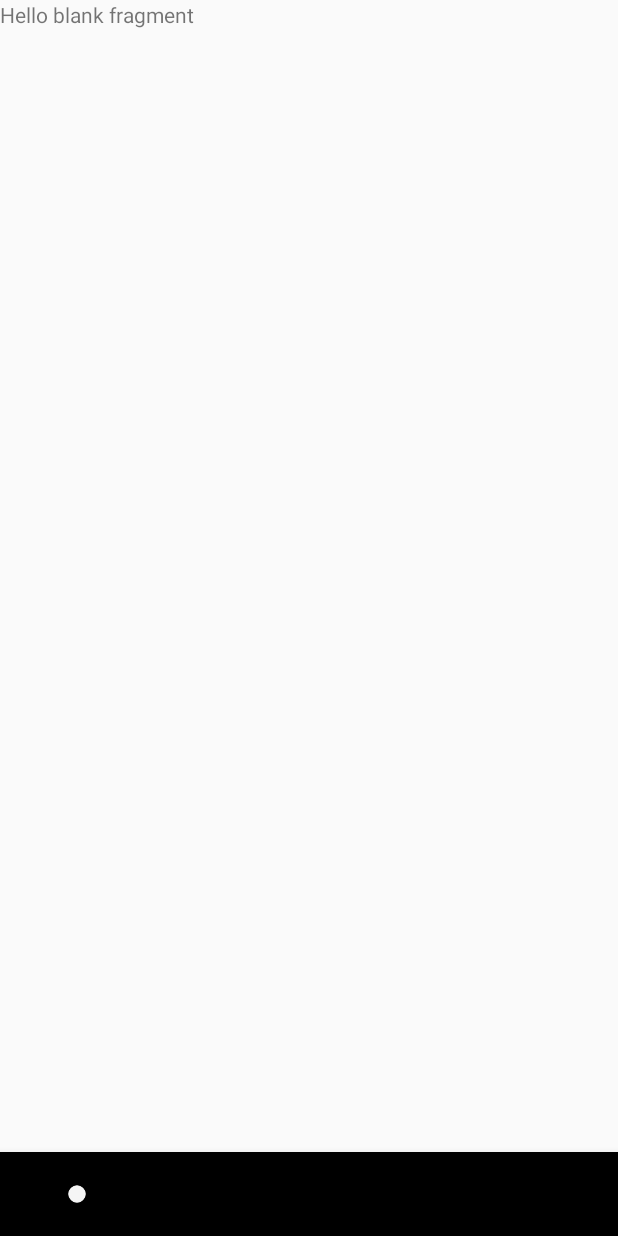
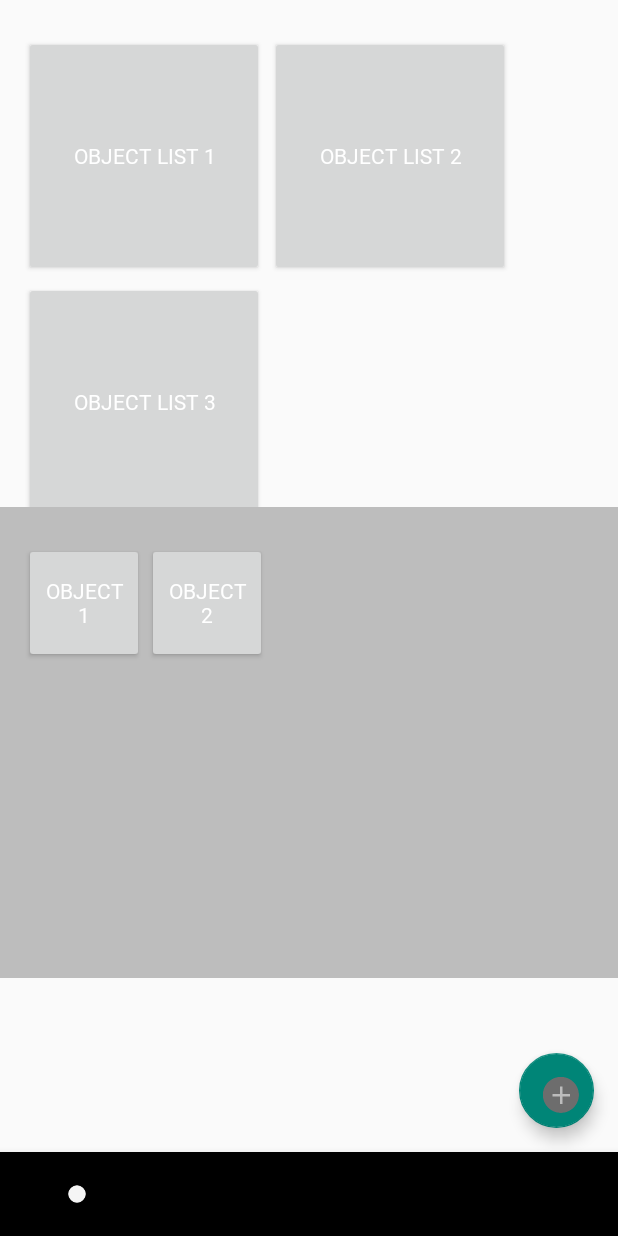
Before and after one commit to SeonA1223/cocoding_Github, an Android app: the screen it shows after launch (SecondActivity), item 3 of the bottom bar chosen, on a phone screen of 412 x 824 dp. Run offline under Robolectric (Android 15) with nearby library versions, the light colour scheme and no system bars.

Commit message:
객체 폴더, 객체 리스트, floating action button

```diff
--- a/app/build.gradle
+++ b/app/build.gradle
@@ -29,4 +29,6 @@ dependencies {
     testImplementation 'junit:junit:4.12'
     androidTestImplementation 'androidx.test.ext:junit:1.1.0'
     androidTestImplementation 'androidx.test.espresso:espresso-core:3.1.1'
+
+    implementation 'com.android.support:design:29.0.2'
 }
--- a/app/src/main/res/layout/fragment_object.xml
+++ b/app/src/main/res/layout/fragment_object.xml
@@ -3,12 +3,121 @@
     xmlns:tools="http://schemas.android.com/tools"
     android:layout_width="match_parent"
     android:layout_height="match_parent"
+    xmlns:app="http://schemas.android.com/apk/res-auto"
     tools:context=".Fragment.ObjectFragment">
 
-    <!-- TODO: Update blank fragment layout -->
-    <TextView
+<LinearLayout
+    android:layout_width="match_parent"
+    android:layout_height="match_parent"
+    android:orientation="vertical">
+
+<!--        object folder list -->
+
+        <TableLayout
+            android:layout_width="match_parent"
+            android:layout_height="314dp"
+            android:layout_marginTop="24dp"
+            android:layout_marginLeft="16dp"
+            android:layout_marginRight="16dp">
+
+
+            <TableRow
+                android:layout_width="match_parent"
+                android:layout_height="match_parent"
+                >
+
+                <Button
+                    android:id="@+id/objectList1"
+                    android:layout_width="160dp"
+                    android:layout_height="160dp"
+                    android:layout_marginRight="4dp"
+                    android:layout_marginBottom="4dp"
+                    android:fontFamily="@font/lottemart"
+                    android:textColor="#ffffff"
+                    android:text="object list 1" />
+
+                <Button
+                    android:id="@+id/objectList2"
+                    android:layout_width="160dp"
+                    android:layout_height="160dp"
+                    android:layout_marginRight="4dp"
+                    android:layout_marginBottom="4dp"
+                    android:fontFamily="@font/lottemart"
+                    android:textColor="#ffffff"
+                    android:text="object list 2" />
+            </TableRow>
+
+            <TableRow
+                android:layout_width="match_parent"
+                android:layout_height="match_parent">
+
+                <Button
+                    android:id="@+id/objectList3"
+                    android:layout_width="160dp"
+                    android:layout_height="160dp"
+                    android:layout_marginRight="4dp"
+                    android:layout_marginBottom="4dp"
+                    android:fontFamily="@font/lottemart"
+                    android:textColor="#ffffff"
+                    android:text="object list 3" />
+            </TableRow>
+
+        </TableLayout>
+
+    <!--        object list -->
+    <LinearLayout
         android:layout_width="match_parent"
-        android:layout_height="match_parent"
-        android:text="@string/hello_blank_fragment" />
+        android:layout_height="314dp"
+        android:orientation="vertical"
+        android:background="#bdbdbd">
+
+    <TableLayout
+        android:layout_width="match_parent"
+        android:layout_height="wrap_content"
+        android:layout_marginTop="24dp"
+        android:layout_marginLeft="16dp"
+        android:layout_marginRight="16dp">
+
+
+        <TableRow
+            android:layout_width="match_parent"
+            android:layout_height="match_parent"
+            >
+
+            <Button
+                android:id="@+id/object1"
+                android:layout_width="80dp"
+                android:layout_height="80dp"
+                android:layout_marginRight="2dp"
+                android:layout_marginBottom="2dp"
+                android:fontFamily="@font/lottemart"
+                android:textColor="#ffffff"
+                android:text="object 1" />
+
+            <Button
+                android:id="@+id/object2"
+                android:layout_width="80dp"
+                android:layout_height="80dp"
+                android:layout_marginRight="2dp"
+                android:layout_marginBottom="2dp"
+                android:fontFamily="@font/lottemart"
+                android:textColor="#ffffff"
+                android:text="object 2" />
+        </TableRow>
+
+    </TableLayout>
+
+    </LinearLayout>
+
+
+</LinearLayout>
+
+    <com.google.android.material.floatingactionbutton.FloatingActionButton
+        android:id="@+id/addImage"
+        android:layout_width="50dp"
+        android:layout_height="50dp"
+        android:layout_margin="16dp"
+        android:layout_gravity="bottom|right"
+        android:src="@drawable/plusbutton_main_icon"/>
 
 </FrameLayout>
```
